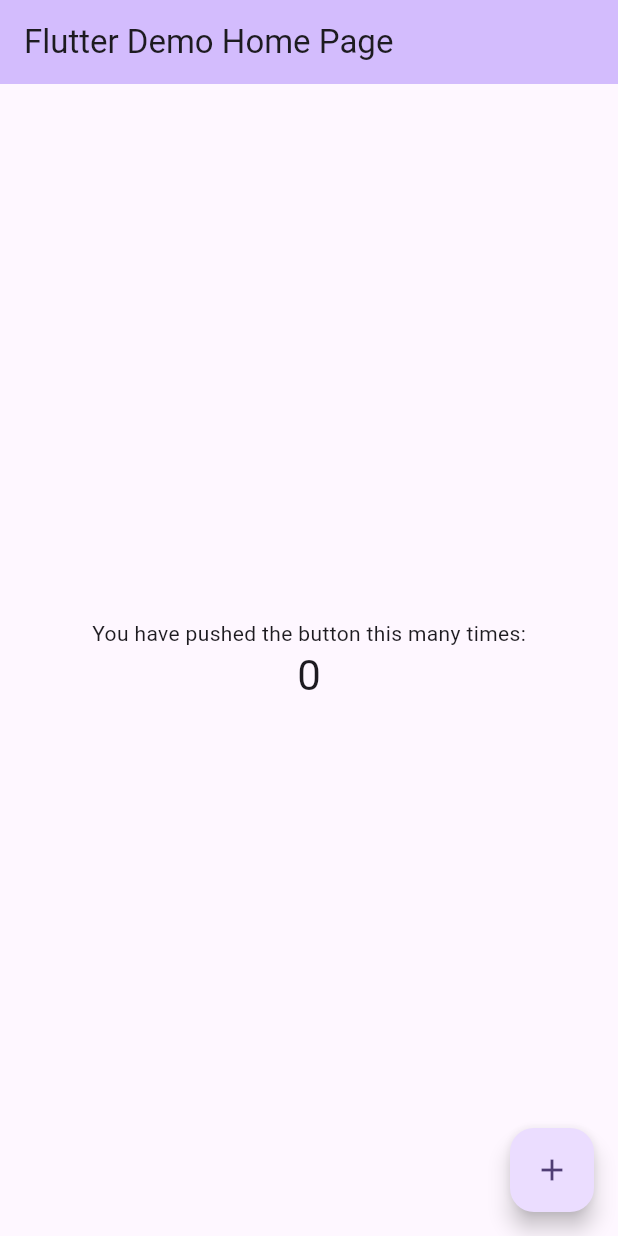
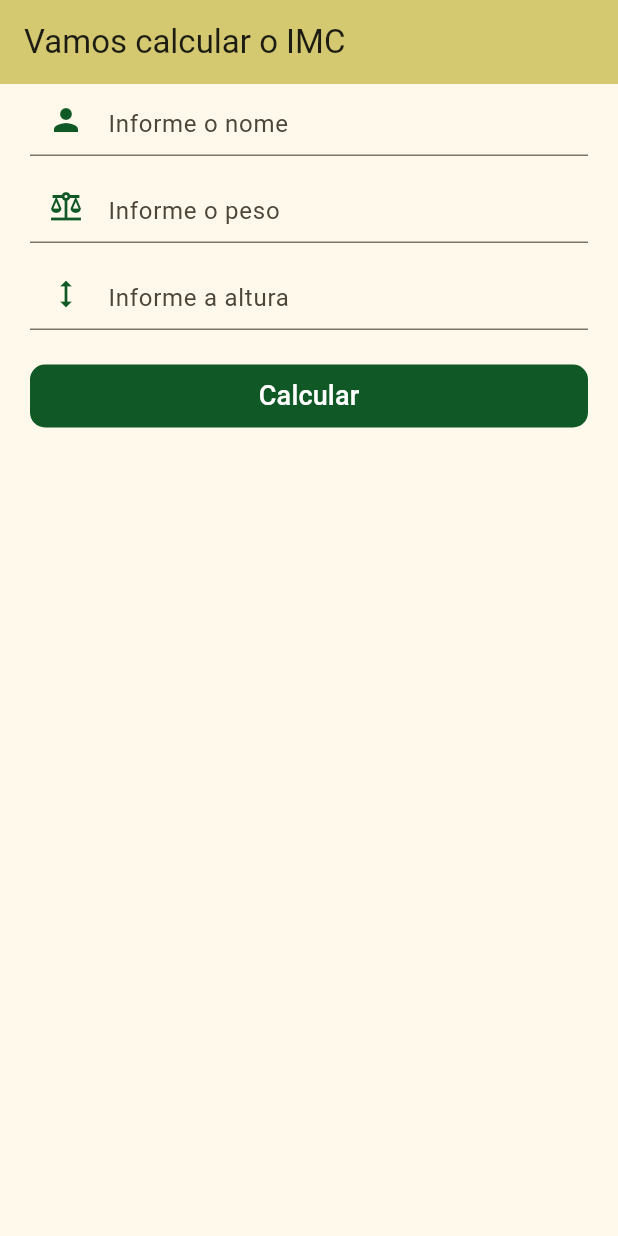
Before and after one commit to wtiburtino/dio_calculadora_imc_hive_flutter, a Flutter app: the screen it shows after launch, on a phone screen of 412 x 824 dp. Run offline on Flutter 3.47's test engine with Material 2 defaults, Android fonts, the phone set to English and light mode, and no system bars; our stand-ins replace flutter_masked_text2, hive; accounts and stored records are empty.

Commit message:
Entrega do desafio

```diff
--- a/lib/main.dart
+++ b/lib/main.dart
@@ -1,52 +1,37 @@
+import 'package:dio_calculadora_imc_hive_flutter/model/pessoa.dart';
+import 'package:dio_calculadora_imc_hive_flutter/repository/PessoaRepository.dart';
 import 'package:flutter/material.dart';
+import 'package:hive/hive.dart';
+import 'package:intl/intl.dart';
+import 'package:flutter_masked_text2/flutter_masked_text2.dart';
+import 'package:path_provider/path_provider.dart' as path_provider;
 
-void main() {
+void main() async {
   runApp(const MyApp());
+  var documentsDirectory =
+      await path_provider.getApplicationDocumentsDirectory();
+  Hive.init(documentsDirectory.path);
+  Hive.registerAdapter(PessoaAdapter());
 }
 
 class MyApp extends StatelessWidget {
   const MyApp({super.key});
 
-  // This widget is the root of your application.
   @override
   Widget build(BuildContext context) {
     return MaterialApp(
-      title: 'Flutter Demo',
+      title: 'Calculadora IMC',
       theme: ThemeData(
-        // This is the theme of your application.
-        //
-        // TRY THIS: Try running your application with "flutter run". You'll see
-        // the application has a blue toolbar. Then, without quitting the app,
-        // try changing the seedColor in the colorScheme below to Colors.green
-        // and then invoke "hot reload" (save your changes or press the "hot
-        // reload" button in a Flutter-supported IDE, or press "r" if you used
-        // the command line to start the app).
-        //
-        // Notice that the counter didn't reset back to zero; the application
-        // state is not lost during the reload. To reset the state, use hot
-        // restart instead.
-        //
-        // This works for code too, not just values: Most code changes can be
-        // tested with just a hot reload.
-        colorScheme: ColorScheme.fromSeed(seedColor: Colors.deepPurple),
+        colorScheme: ColorScheme.fromSeed(seedColor: Colors.yellow),
         useMaterial3: true,
       ),
-      home: const MyHomePage(title: 'Flutter Demo Home Page'),
+      home: const MyHomePage(title: 'Vamos calcular o IMC'),
     );
   }
 }
 
 class MyHomePage extends StatefulWidget {
   const MyHomePage({super.key, required this.title});
-
-  // This widget is the home page of your application. It is stateful, meaning
-  // that it has a State object (defined below) that contains fields that affect
-  // how it looks.
-
-  // This class is the configuration for the state. It holds the values (in this
-  // case the title) provided by the parent (in this case the App widget) and
-  // used by the build method of the State. Fields in a Widget subclass are
-  // always marked "final".
 
   final String title;
 
@@ -55,71 +40,212 @@ class MyHomePage extends StatefulWidget {
 }
 
 class _MyHomePageState extends State<MyHomePage> {
-  int _counter = 0;
+  late PessoaRepository pessoaRepository;
+  var _pessoas = const <Pessoa>[];
 
-  void _incrementCounter() {
-    setState(() {
-      // This call to setState tells the Flutter framework that something has
-      // changed in this State, which causes it to rerun the build method below
-      // so that the display can reflect the updated values. If we changed
-      // _counter without calling setState(), then the build method would not be
-      // called again, and so nothing would appear to happen.
-      _counter++;
-    });
+  var nomeController = TextEditingController(text: "");
+  var pesoController = TextEditingController(text: "");
+  var alturaController = MaskedTextController(text: "", mask: "0.00");
+
+  @override
+  void initState() {
+    // TODO: implement initState
+    super.initState();
+    carregarDados();
+  }
+
+  void carregarDados() async {
+    pessoaRepository = await PessoaRepository.carregar();
+    _pessoas = pessoaRepository.obterDados().reversed.toList();
+    setState(() {});
   }
 
   @override
   Widget build(BuildContext context) {
-    // This method is rerun every time setState is called, for instance as done
-    // by the _incrementCounter method above.
-    //
-    // The Flutter framework has been optimized to make rerunning build methods
-    // fast, so that you can just rebuild anything that needs updating rather
-    // than having to individually change instances of widgets.
     return Scaffold(
       appBar: AppBar(
-        // TRY THIS: Try changing the color here to a specific color (to
-        // Colors.amber, perhaps?) and trigger a hot reload to see the AppBar
-        // change color while the other colors stay the same.
         backgroundColor: Theme.of(context).colorScheme.inversePrimary,
-        // Here we take the value from the MyHomePage object that was created by
-        // the App.build method, and use it to set our appbar title.
         title: Text(widget.title),
       ),
-      body: Center(
-        // Center is a layout widget. It takes a single child and positions it
-        // in the middle of the parent.
+      body: Container(
+        width: double.infinity,
+        margin: const EdgeInsets.symmetric(horizontal: 20),
         child: Column(
-          // Column is also a layout widget. It takes a list of children and
-          // arranges them vertically. By default, it sizes itself to fit its
-          // children horizontally, and tries to be as tall as its parent.
-          //
-          // Column has various properties to control how it sizes itself and
-          // how it positions its children. Here we use mainAxisAlignment to
-          // center the children vertically; the main axis here is the vertical
-          // axis because Columns are vertical (the cross axis would be
-          // horizontal).
-          //
-          // TRY THIS: Invoke "debug painting" (choose the "Toggle Debug Paint"
-          // action in the IDE, or press "p" in the console), to see the
-          // wireframe for each widget.
-          mainAxisAlignment: MainAxisAlignment.center,
           children: <Widget>[
-            const Text(
-              'You have pushed the button this many times:',
+            TextField(
+              controller: nomeController,
+              onChanged: (value) {
+                debugPrint(value);
+              },
+              decoration: const InputDecoration(
+                  contentPadding: EdgeInsets.only(top: 15),
+                  hintText: "Informe o nome",
+                  prefixIcon: Icon(
+                    Icons.person,
+                    color: Color.fromARGB(255, 16, 88, 38),
+                  )),
             ),
-            Text(
-              '$_counter',
-              style: Theme.of(context).textTheme.headlineMedium,
+            const SizedBox(
+              height: 10,
             ),
+            TextField(
+              controller: pesoController,
+              onChanged: (value) {
+                debugPrint(value);
+              },
+              decoration: const InputDecoration(
+                  contentPadding: EdgeInsets.only(top: 15),
+                  hintText: "Informe o peso",
+                  prefixIcon: Icon(
+                    Icons.balance,
+                    color: Color.fromARGB(255, 16, 88, 38),
+                  )),
+            ),
+            const SizedBox(
+              height: 10,
+            ),
+            TextField(
+              controller: alturaController,
+              onChanged: (value) {
+                debugPrint(value);
+              },
+              decoration: const InputDecoration(
+                  contentPadding: EdgeInsets.only(top: 15),
+                  hintText: "Informe a altura",
+                  prefixIcon: Icon(
+                    Icons.height,
+                    color: Color.fromARGB(255, 16, 88, 38),
+                  )),
+            ),
+            const SizedBox(
+              height: 20,
+            ),
+            SizedBox(
+              width: double.infinity,
+              child: TextButton(
+                  onPressed: () {
+                    if (pesoController.text.trim().isEmpty) {
+                      ScaffoldMessenger.of(context).showSnackBar(const SnackBar(
+                          content: Text("Peso não preenchido!")));
+                      return;
+                    }
+
+                    var peso = double.tryParse(pesoController.text);
+                    if (peso == null) {
+                      ScaffoldMessenger.of(context).showSnackBar(
+                          const SnackBar(content: Text("Peso inválido!")));
+                      return;
+                    }
+
+                    if (peso <= 0) {
+                      ScaffoldMessenger.of(context).showSnackBar(const SnackBar(
+                          content: Text("Peso menor ou igual à zero!")));
+                      return;
+                    }
+
+                    if (alturaController.text.trim().isEmpty) {
+                      ScaffoldMessenger.of(context).showSnackBar(const SnackBar(
+                          content: Text("Altura não preenchida!")));
+                      return;
+                    }
+
+                    var altura = double.tryParse(alturaController.text);
+                    if (altura == null) {
+                      ScaffoldMessenger.of(context).showSnackBar(
+                          const SnackBar(content: Text("Altura inválida!")));
+                      return;
+                    }
+
+                    if (altura <= 0) {
+                      ScaffoldMessenger.of(context).showSnackBar(const SnackBar(
+                          content: Text("Altura menor ou igual à zero!")));
+                      return;
+                    }
+
+                    Pessoa pessoa = Pessoa.criar(
+                        nomeController.text,
+                        double.parse(pesoController.text),
+                        double.parse(alturaController.text));
+                    pessoaRepository.salvar(pessoa);
+                    carregarDados();
+                    setState(() {});
+                  },
+                  style: ButtonStyle(
+                      shape: MaterialStateProperty.all(RoundedRectangleBorder(
+                          borderRadius: BorderRadius.circular(10))),
+                      backgroundColor: MaterialStateProperty.all(
+                          const Color.fromARGB(255, 16, 88, 38))),
+                  child: const Text(
+                    "Calcular",
+                    style: TextStyle(
+                        color: Colors.white,
+                        fontSize: 18,
+                        fontWeight: FontWeight.w500),
+                  )),
+            ),
+            const SizedBox(
+              height: 20,
+            ),
+            Expanded(
+                child: ListView.builder(
+                    itemCount: _pessoas.length,
+                    itemBuilder: (BuildContext bc, int index) {
+                      return Container(
+                        margin: const EdgeInsets.symmetric(
+                            horizontal: 16, vertical: 8),
+                        width: double.infinity,
+                        child: Card(
+                          elevation: 8,
+                          child: Padding(
+                            padding: const EdgeInsets.symmetric(
+                                horizontal: 16, vertical: 8),
+                            child: Column(
+                              crossAxisAlignment: CrossAxisAlignment.start,
+                              children: [
+                                Text(
+                                  "# ${_pessoas[index].nome} - IMC em ${DateFormat('dd/MM/yyyy - kk:mm').format(DateTime.now())}h",
+                                  style: const TextStyle(
+                                      fontSize: 16,
+                                      fontWeight: FontWeight.w500),
+                                ),
+                                const SizedBox(
+                                  height: 10,
+                                ),
+                                Row(
+                                  children: [
+                                    Expanded(
+                                        flex: 2,
+                                        child: Container(
+                                          child: Text(
+                                              "Peso: ${_pessoas[index].peso} kg"),
+                                        )),
+                                    Expanded(
+                                        flex: 1,
+                                        child: Container(
+                                          child: const SizedBox(),
+                                        )),
+                                    Expanded(
+                                        flex: 2,
+                                        child: Container(
+                                          child: Text(
+                                              "Altura: ${_pessoas[index].altura} m"),
+                                        )),
+                                  ],
+                                ),
+                                const SizedBox(
+                                  height: 2,
+                                ),
+                                Text(
+                                    "IMC: ${_pessoas[index].calcularIMC()} - Classificação: ${_pessoas[index].classificacaoIMC()}"),
+                              ],
+                            ),
+                          ),
+                        ),
+                      );
+                    })),
           ],
         ),
       ),
-      floatingActionButton: FloatingActionButton(
-        onPressed: _incrementCounter,
-        tooltip: 'Increment',
-        child: const Icon(Icons.add),
-      ), // This trailing comma makes auto-formatting nicer for build methods.
     );
   }
 }
--- /dev/null
+++ b/lib/model/pessoa.dart
@@ -0,0 +1,71 @@
+import 'dart:math';
+import 'package:hive/hive.dart';
+
+part 'pessoa.g.dart';
+
+@HiveType(typeId: 1)
+class Pessoa extends HiveObject {
+  @HiveField(0)
+  String _nome = "";
+
+  @HiveField(1)
+  double _peso = 0.0;
+
+  @HiveField(2)
+  double _altura = 0.0;
+
+  Pessoa();
+
+  Pessoa.criar(String nome, double peso, double altura) {
+    setNome(nome);
+    setPeso(peso);
+    setAltura(altura);
+  }
+
+  String get nome => _nome;
+  void setNome(String nome) {
+    final numero = double.tryParse(nome);
+    if (numero != null) throw ArgumentError("Nome inválido!");
+
+    _nome = nome;
+  }
+
+  String get peso => _peso.toStringAsFixed(2);
+  void setPeso(double peso) {
+    _peso = peso;
+  }
+
+  String get altura => _altura.toStringAsFixed(2);
+  void setAltura(double altura) {
+    _altura = altura;
+  }
+
+  String calcularIMC() {
+    double imc = _peso / pow(_altura, 2);
+    return imc.toStringAsFixed(2);
+  }
+
+  String classificacaoIMC() {
+    double imc = double.parse(calcularIMC());
+
+    if (imc < 16) return "Magreza grave";
+    if (imc < 17) return "Magreza moderada";
+    if (imc < 18.5) return "Magreza leve";
+    if (imc < 25) return "Saudável";
+    if (imc < 30) return "Sobrepeso";
+    if (imc < 35) return "Obesidade Grau I";
+    if (imc < 40) return "Obesidade Grau II (severa)";
+    if (imc >= 40) return "Obesidade Grau III (mórbida)";
+    return "";
+  }
+
+  @override
+  String toString() {
+    return {
+      "Nome": _nome,
+      "Peso": _peso,
+      "Altura": _altura,
+      "IMC": "${calcularIMC()} - ${classificacaoIMC()}"
+    }.toString();
+  }
+}
--- /dev/null
+++ b/lib/repository/PessoaRepository.dart
@@ -0,0 +1,30 @@
+import 'package:dio_calculadora_imc_hive_flutter/model/pessoa.dart';
+import 'package:hive/hive.dart';
+import 'package:path_provider/path_provider.dart' as path_provider;
+
+class PessoaRepository {
+  static late Box _box;
+
+  PessoaRepository._criar();
+
+  static Future<PessoaRepository> carregar() async {
+    if (Hive.isBoxOpen("pessoas")) {
+      _box = Hive.box("pessoas");
+    } else {
+      var documentsDirectory =
+          await path_provider.getApplicationDocumentsDirectory();
+      Hive.init(documentsDirectory.path);
+      _box = await Hive.openBox("pessoas");
+    }
+
+    return PessoaRepository._criar();
+  }
+
+  void salvar(Pessoa pessoa) {
+    _box.add(pessoa);
+  }
+
+  List<Pessoa> obterDados() {
+    return _box.values.cast<Pessoa>().toList();
+  }
+}
--- a/pubspec.yaml
+++ b/pubspec.yaml
@@ -30,6 +30,10 @@ environment:
 dependencies:
   flutter:
     sdk: flutter
+  intl: ^0.18.1
+  flutter_masked_text2: ^0.9.1
+  hive: ^2.2.3
+  path_provider: ^2.0.11
 
 
   # The following adds the Cupertino Icons font to your application.
@@ -39,6 +43,8 @@ dependencies:
 dev_dependencies:
   flutter_test:
     sdk: flutter
+  hive_generator: ^2.0.1
+  build_runner: ^2.4.6
 
   # The "flutter_lints" package below contains a set of recommended lints to
   # encourage good coding practices. The lint set provided by the package is
```
Also changed, not shown: lib/model/pessoa.g.dart (added).
